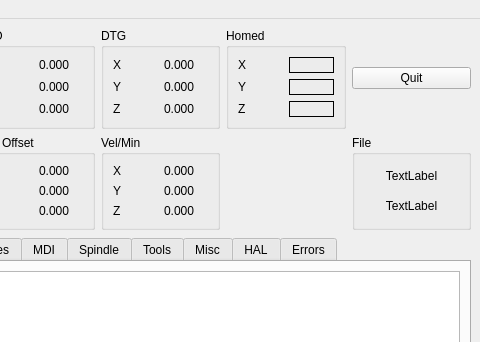
First picture: the form in examples/testgui/test.ui, repository jethornton/flexgui, before the edit; both pictures show x 409 to 889 and y 0 to 342 of the 889 by 766 pixel window.
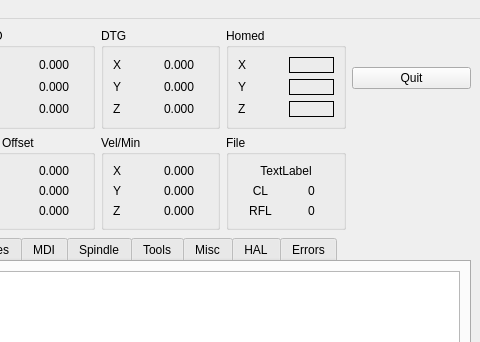
Second picture: the form after the edit. The open tabs and pages were chosen to show the change.

```diff
--- a/examples/testgui/test.ui
+++ b/examples/testgui/test.ui
@@ -925,35 +925,6 @@
       </layout>
      </widget>
     </item>
-    <item row="2" column="6">
-     <widget class="QGroupBox" name="groupBox_22">
-      <property name="title">
-       <string>File</string>
-      </property>
-      <layout class="QVBoxLayout" name="verticalLayout_12">
-       <item>
-        <widget class="QLabel" name="file_lb">
-         <property name="text">
-          <string>TextLabel</string>
-         </property>
-         <property name="alignment">
-          <set>Qt::AlignCenter</set>
-         </property>
-        </widget>
-       </item>
-       <item>
-        <widget class="QLabel" name="start_line_lb">
-         <property name="text">
-          <string>TextLabel</string>
-         </property>
-         <property name="alignment">
-          <set>Qt::AlignCenter</set>
-         </property>
-        </widget>
-       </item>
-      </layout>
-     </widget>
-    </item>
     <item row="1" column="6">
      <widget class="QPushButton" name="quit_pb">
       <property name="text">
@@ -2574,6 +2545,65 @@
       </widget>
      </widget>
     </item>
+    <item row="2" column="5">
+     <widget class="QGroupBox" name="groupBox_22">
+      <property name="title">
+       <string>File</string>
+      </property>
+      <layout class="QGridLayout" name="gridLayout_29">
+       <item row="2" column="1">
+        <widget class="QLabel" name="start_line_lb">
+         <property name="text">
+          <string>0</string>
+         </property>
+         <property name="alignment">
+          <set>Qt::AlignCenter</set>
+         </property>
+        </widget>
+       </item>
+       <item row="1" column="1">
+        <widget class="QLabel" name="motion_line_lb">
+         <property name="text">
+          <string>0</string>
+         </property>
+         <property name="alignment">
+          <set>Qt::AlignCenter</set>
+         </property>
+        </widget>
+       </item>
+       <item row="1" column="0">
+        <widget class="QLabel" name="label_46">
+         <property name="text">
+          <string>CL</string>
+         </property>
+         <property name="alignment">
+          <set>Qt::AlignCenter</set>
+         </property>
+        </widget>
+       </item>
+       <item row="0" column="0" colspan="2">
+        <widget class="QLabel" name="file_lb">
+         <property name="text">
+          <string>TextLabel</string>
+         </property>
+         <property name="alignment">
+          <set>Qt::AlignCenter</set>
+         </property>
+        </widget>
+       </item>
+       <item row="2" column="0">
+        <widget class="QLabel" name="label_47">
+         <property name="text">
+          <string>RFL</string>
+         </property>
+         <property name="alignment">
+          <set>Qt::AlignCenter</set>
+         </property>
+        </widget>
+       </item>
+      </layout>
+     </widget>
+    </item>
    </layout>
   </widget>
   <widget class="QMenuBar" name="menubar">
```
Left out of the diff: 2 changed lines with no effect on the pictures.
